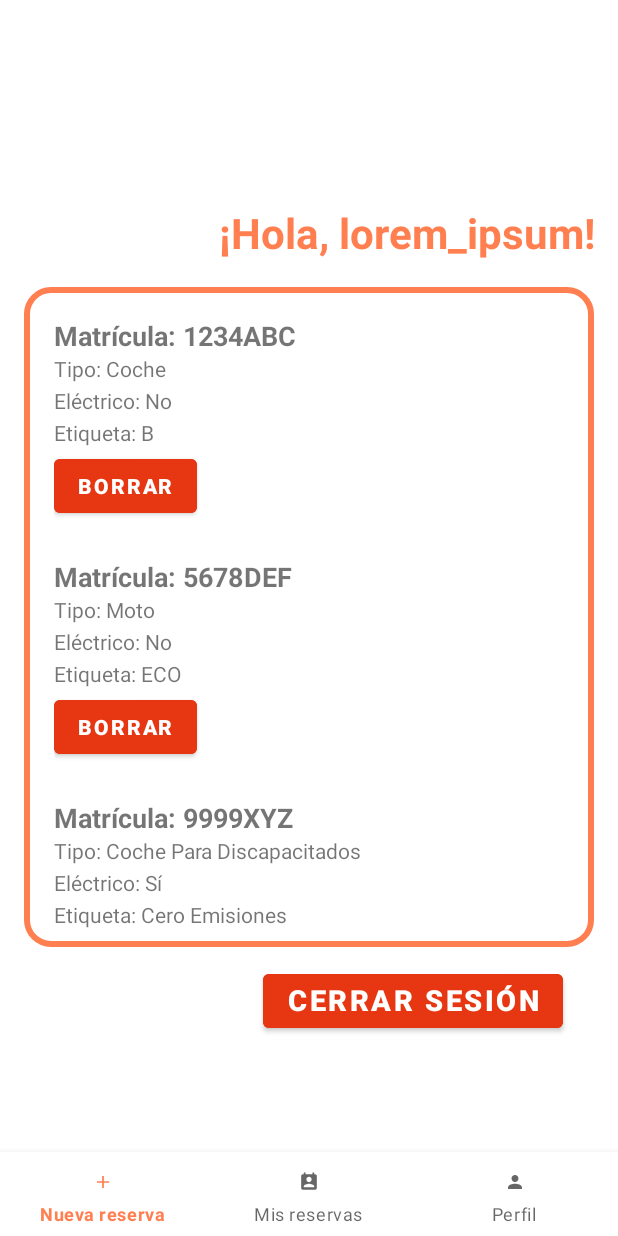
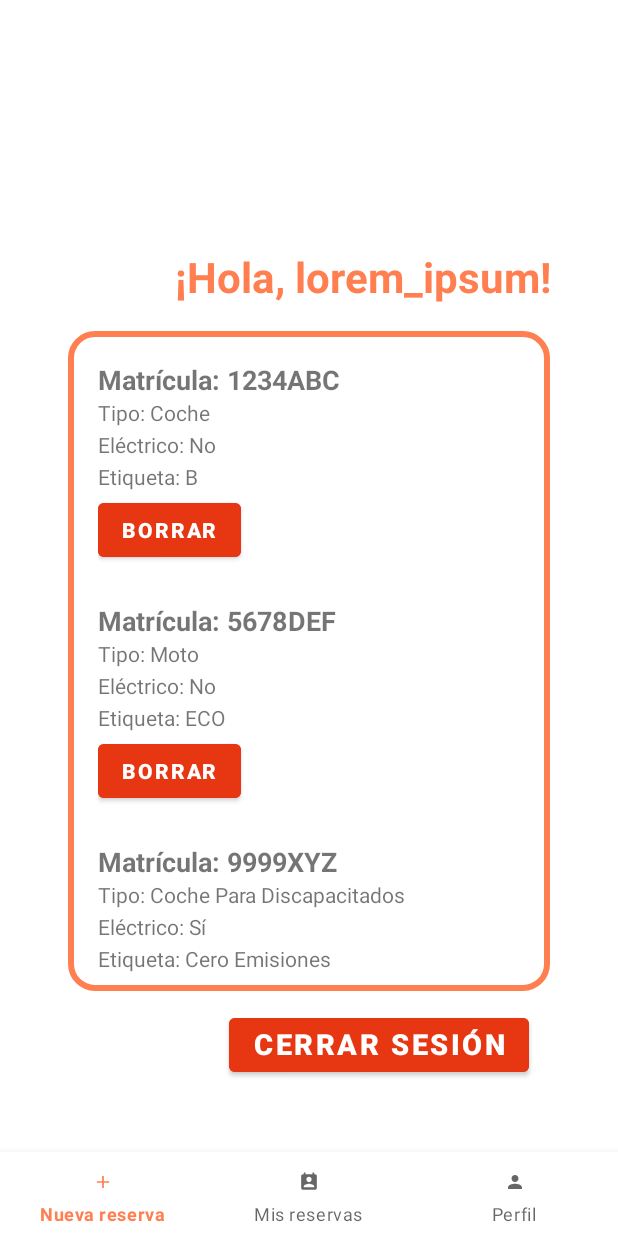
Before and after one commit to AitorSarasola/com.lksnext.ParkingASarasola, an Android app: the ProfileFragment screen opened through its navigation route, on a phone screen of 412 x 824 dp. Run offline under Robolectric (Android 15) with nearby library versions, the phone set to English and light mode, and no system bars; our stand-ins replace Firebase (no records; nobody signed in at launch, a user with empty details on screens opened directly), navigation-ui.

Commit message:
Errors Fixed

```diff
--- a/app/src/main/java/com/lksnext/parkingplantilla/view/fragment/ProfileFragment.java
+++ b/app/src/main/java/com/lksnext/parkingplantilla/view/fragment/ProfileFragment.java
@@ -7,43 +7,38 @@ import android.view.View;
 import android.view.ViewGroup;
 
 import androidx.fragment.app.Fragment;
-import java.util.ArrayList;
+import androidx.recyclerview.widget.LinearLayoutManager;
+import androidx.recyclerview.widget.RecyclerView;
 
 import com.google.firebase.auth.FirebaseAuth;
 import com.lksnext.parkingplantilla.R;
-import com.lksnext.parkingplantilla.databinding.ActivityLoginBinding;
 import com.lksnext.parkingplantilla.databinding.FragmentProfileBinding;
 import com.lksnext.parkingplantilla.domain.Car;
 import com.lksnext.parkingplantilla.domain.CarAdapter;
 import com.lksnext.parkingplantilla.view.activity.LoginActivity;
-import com.lksnext.parkingplantilla.view.activity.MainActivity;
-import com.google.firebase.auth.GoogleAuthProvider;
 
-import androidx.recyclerview.widget.RecyclerView;
-import androidx.recyclerview.widget.LinearLayoutManager;
+import java.util.ArrayList;
 
 public class ProfileFragment extends Fragment {
 
+    private FragmentProfileBinding binding;
     private RecyclerView recyclerView;
     private CarAdapter cocheAdapter;
     private ArrayList<Car> listaCoches;
-    private FragmentProfileBinding binding;
 
     public ProfileFragment() {
-        // Es necesario un constructor vacio
+        // Constructor vacío necesario
     }
 
     @Override
     public View onCreateView(LayoutInflater inflater, ViewGroup container, Bundle savedInstanceState) {
-        // Asignar la vista (layout) al fragmento
-
         binding = FragmentProfileBinding.inflate(inflater, container, false);
         View root = binding.getRoot();
 
-        recyclerView = root.findViewById(R.id.recyclerViewCoches);
+        recyclerView = binding.recyclerViewCoches;
         recyclerView.setLayoutManager(new LinearLayoutManager(getContext()));
 
-        listaCoches = new ArrayList<Car>();
+        listaCoches = new ArrayList<>();
         listaCoches.add(new Car("1234ABC", Car.Type.Coche, Car.Label.B, false));
         listaCoches.add(new Car("5678DEF", Car.Type.Moto, Car.Label.ECO, false));
         listaCoches.add(new Car("9999XYZ", Car.Type.Coche_Para_Discapacitados, Car.Label.Cero_Emisiones, true));
@@ -51,17 +46,13 @@ public class ProfileFragment extends Fragment {
         cocheAdapter = new CarAdapter(listaCoches);
         recyclerView.setAdapter(cocheAdapter);
 
-        binding.logoutButton.setOnClickListener(v->{
+        binding.logoutButton.setOnClickListener(v -> {
             FirebaseAuth.getInstance().signOut();
-
             Intent intent = new Intent(getActivity(), LoginActivity.class);
             startActivity(intent);
             getActivity().finish();
         });
 
         return root;
-
-        //return inflater.inflate(R.layout.fragment_profile, container, false);
     }
-
 }
--- a/app/src/main/res/layout/fragment_profile.xml
+++ b/app/src/main/res/layout/fragment_profile.xml
@@ -5,7 +5,7 @@
     xmlns:tools="http://schemas.android.com/tools"
     android:layout_width="match_parent"
     android:layout_height="match_parent"
-    android:padding="16dp"
+    android:padding="45dp"
     tools:context=".view.fragment.ProfileFragment">
 
     <com.google.android.material.textview.MaterialTextView
```
